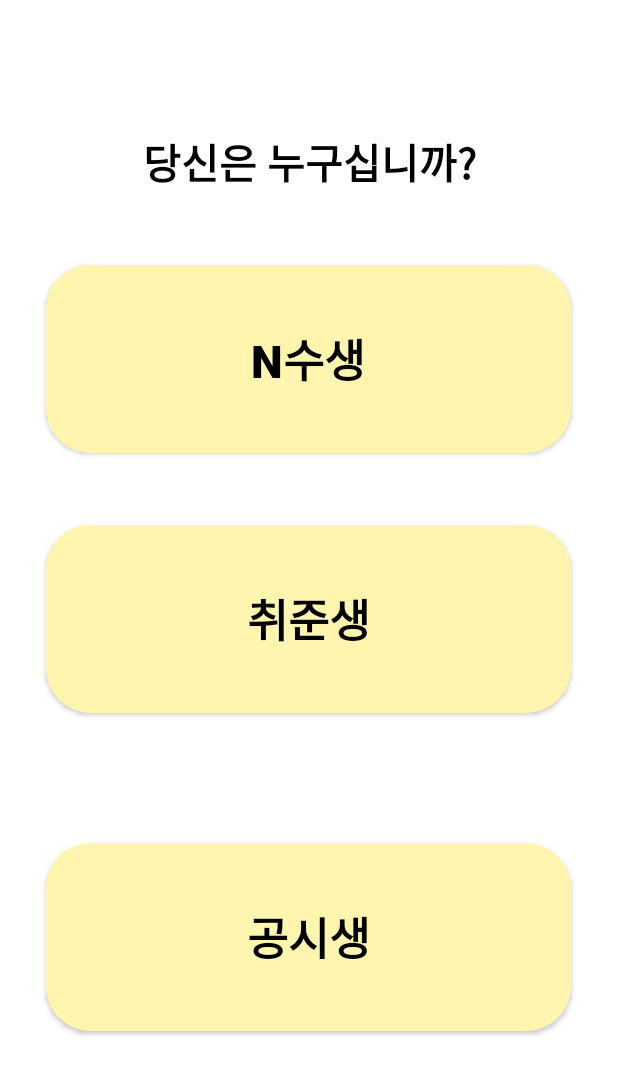
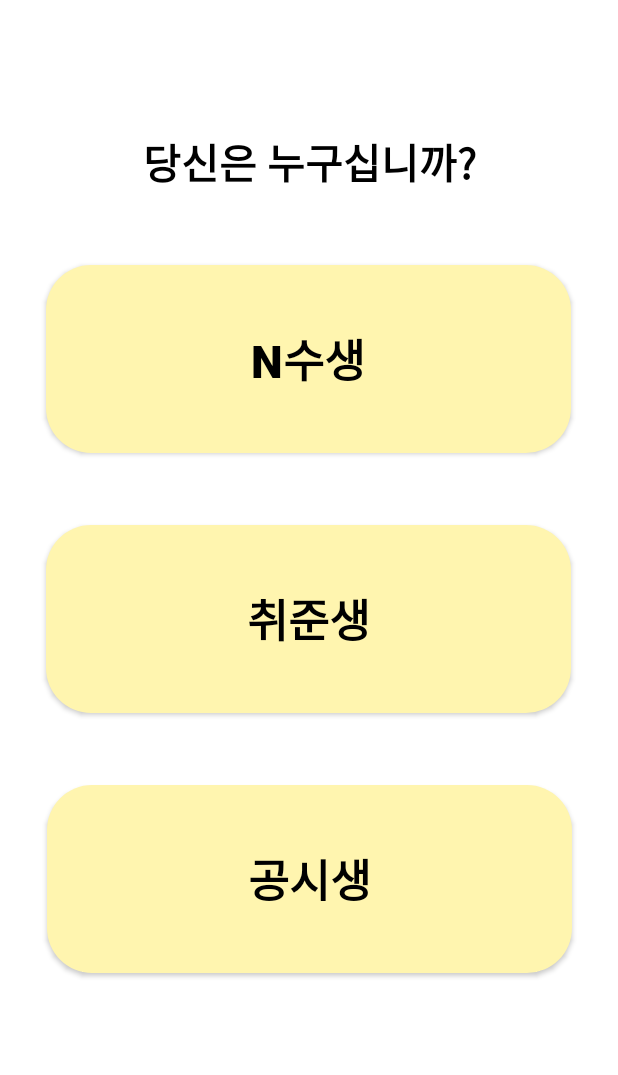
Before and after one commit to leeugun123/Habit_Master, an Android app: the KindActivity screen opened directly, with no data from a screen before it, on a phone screen of 412 x 824 dp. Shown: the top 1075 px of the screen. Run offline under Robolectric (Android 15) with nearby library versions, the phone set to English and light mode, and no system bars; our stand-ins replace Firebase (no records; nobody signed in at launch, a user with empty details on screens opened directly); libraries missing offline, so code that uses them is left out: com.kakao.sdk.

Commit message:
KindPerson activity 구현

```diff
--- a/app/src/main/java/org/techtown/habit_master/MainActivity.kt
+++ b/app/src/main/java/org/techtown/habit_master/MainActivity.kt
@@ -1,5 +1,6 @@
 package org.techtown.habit_master
 
+import android.content.ContentValues.TAG
 import android.content.Intent
 import androidx.appcompat.app.AppCompatActivity
 import android.os.Bundle
@@ -116,14 +117,16 @@ class MainActivity : AppCompatActivity() {
                 uid = user.id.toString()
             }
 
-            database.reference.child("Users").addValueEventListener(object : ValueEventListener{
+            database.reference.child("Users").addListenerForSingleValueEvent(object : ValueEventListener{
 
                 override fun onDataChange(snapshot: DataSnapshot) {
 
                     if(snapshot.child(uid.toString()).exists()){
+                        Log.e(TAG,"바텀으로 갑니다.======================================")
                         goBottomActivity()
                     }//존재한다면 안 만들어도 됨
                     else{
+                        Log.e(TAG,"닉네임 정하러 갑니다.======================================")
                         goMakeActivity()
                     }
 
--- a/app/src/main/res/layout/activity_kind.xml
+++ b/app/src/main/res/layout/activity_kind.xml
@@ -15,7 +15,6 @@
         android:text="당신은 누구십니까?"
         android:textColor="@color/black"
         android:textSize="27sp"
-
         android:textStyle="bold"
         app:layout_constraintBottom_toBottomOf="parent"
         app:layout_constraintTop_toTopOf="parent"
@@ -43,18 +42,17 @@
         android:id="@+id/pubStudent"
         android:layout_width="350dp"
         android:layout_height="125dp"
+        android:layout_marginTop="48dp"
         android:background="@drawable/round_button"
         android:elevation="30dp"
         android:text="공시생"
+        android:textColor="#000000"
+        android:textSize="30sp"
+
         android:textStyle="bold"
-        android:textSize="30sp"
-        android:textColor="#000000"
-        app:layout_constraintBottom_toBottomOf="parent"
         app:layout_constraintEnd_toEndOf="parent"
-        app:layout_constraintHorizontal_bias="0.491"
         app:layout_constraintStart_toStartOf="parent"
         app:layout_constraintTop_toBottomOf="@+id/freshman"
-        app:layout_constraintVertical_bias="0.387"
         tools:ignore="MissingConstraints" />
 
     <androidx.appcompat.widget.AppCompatButton
```
